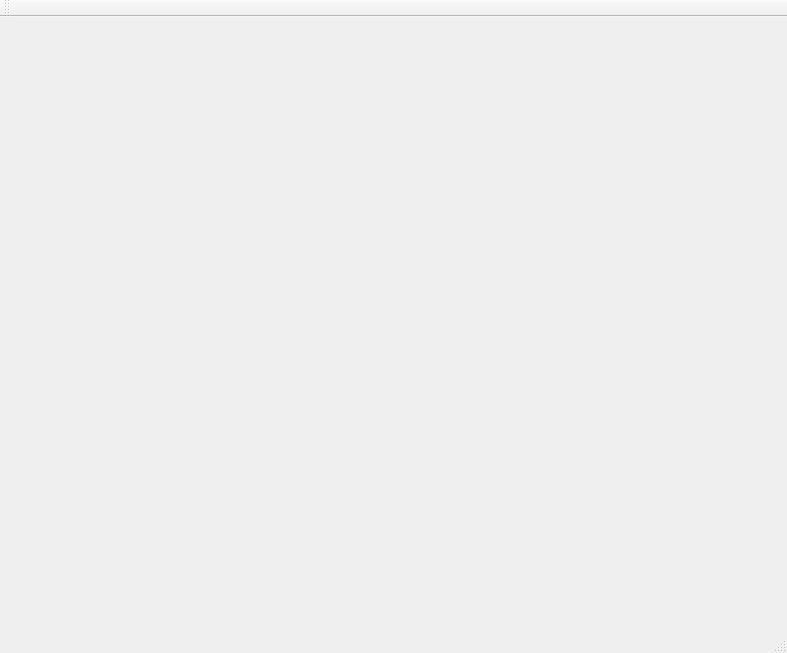
Old version of the form mainwindow.ui in the repository RockyStoneJunior/opencv-ocr-test.
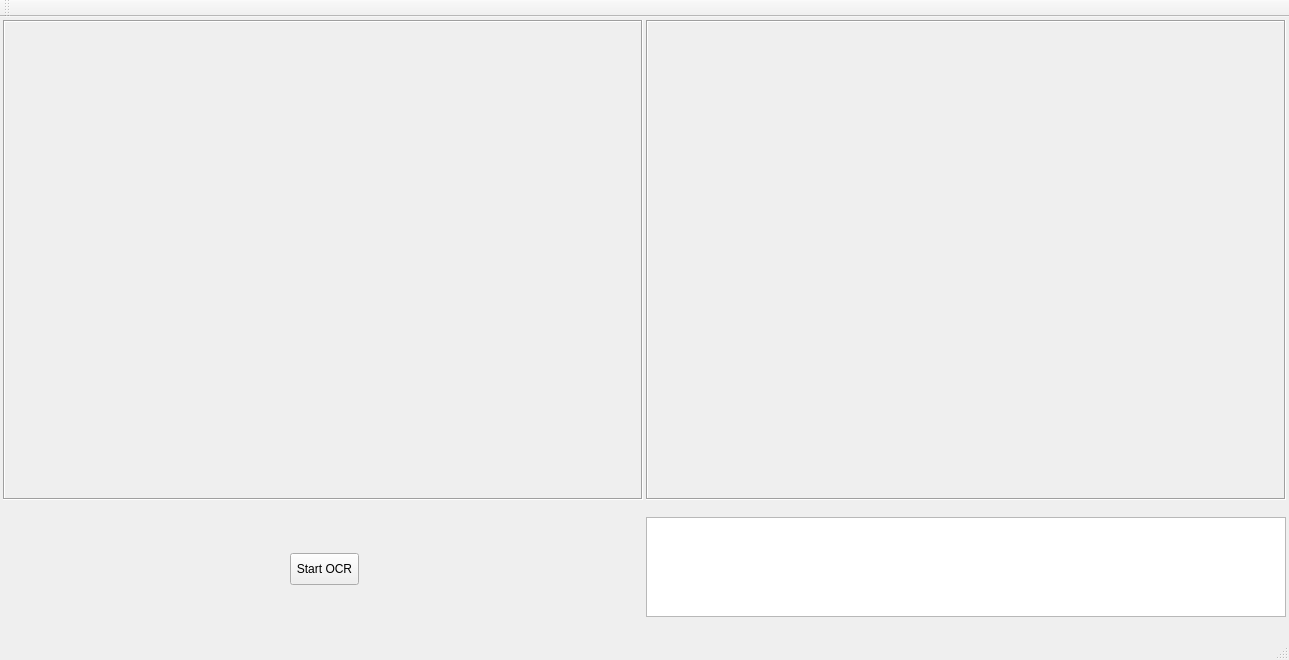
New version of the form.

What changed in the file:
```diff
--- a/mainwindow.ui
+++ b/mainwindow.ui
@@ -6,8 +6,8 @@
    <rect>
     <x>0</x>
     <y>0</y>
-    <width>787</width>
-    <height>653</height>
+    <width>1289</width>
+    <height>660</height>
    </rect>
   </property>
   <property name="windowTitle">
@@ -17,16 +17,81 @@
    <widget class="QLabel" name="image_lbl">
     <property name="geometry">
      <rect>
-      <x>170</x>
-      <y>10</y>
-      <width>461</width>
-      <height>431</height>
+      <x>3</x>
+      <y>3</y>
+      <width>640</width>
+      <height>480</height>
      </rect>
     </property>
+    <property name="frameShape">
+     <enum>QFrame::Box</enum>
+    </property>
+    <property name="frameShadow">
+     <enum>QFrame::Sunken</enum>
+    </property>
     <property name="text">
      <string/>
     </property>
    </widget>
+   <widget class="QLabel" name="trans_lbl">
+    <property name="geometry">
+     <rect>
+      <x>646</x>
+      <y>3</y>
+      <width>640</width>
+      <height>480</height>
+     </rect>
+    </property>
+    <property name="font">
+     <font>
+      <family>Courier New</family>
+      <pointsize>12</pointsize>
+     </font>
+    </property>
+    <property name="frameShape">
+     <enum>QFrame::Box</enum>
+    </property>
+    <property name="frameShadow">
+     <enum>QFrame::Sunken</enum>
+    </property>
+    <property name="text">
+     <string/>
+    </property>
+   </widget>
+   <widget class="QPushButton" name="start_ocr_button">
+    <property name="geometry">
+     <rect>
+      <x>290</x>
+      <y>536</y>
+      <width>69</width>
+      <height>32</height>
+     </rect>
+    </property>
+    <property name="text">
+     <string>Start OCR</string>
+    </property>
+   </widget>
+   <widget class="QPlainTextEdit" name="ocr_result">
+    <property name="geometry">
+     <rect>
+      <x>646</x>
+      <y>500</y>
+      <width>640</width>
+      <height>100</height>
+     </rect>
+    </property>
+    <property name="font">
+     <font>
+      <family>Courier New</family>
+      <pointsize>12</pointsize>
+      <weight>75</weight>
+      <bold>true</bold>
+     </font>
+    </property>
+    <property name="readOnly">
+     <bool>true</bool>
+    </property>
+   </widget>
   </widget>
   <widget class="QMenuBar" name="menuBar">
    <property name="geometry">
```
Left out of the diff: 2 changed lines with no effect on the pictures.
